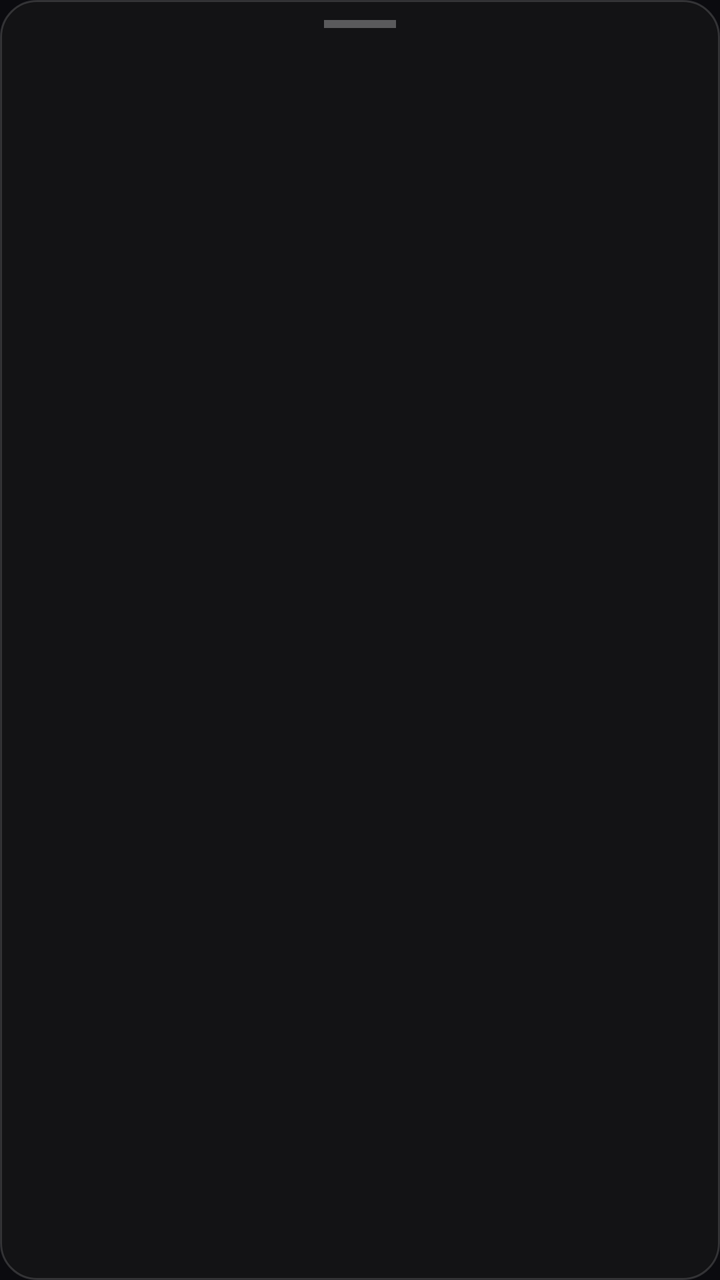
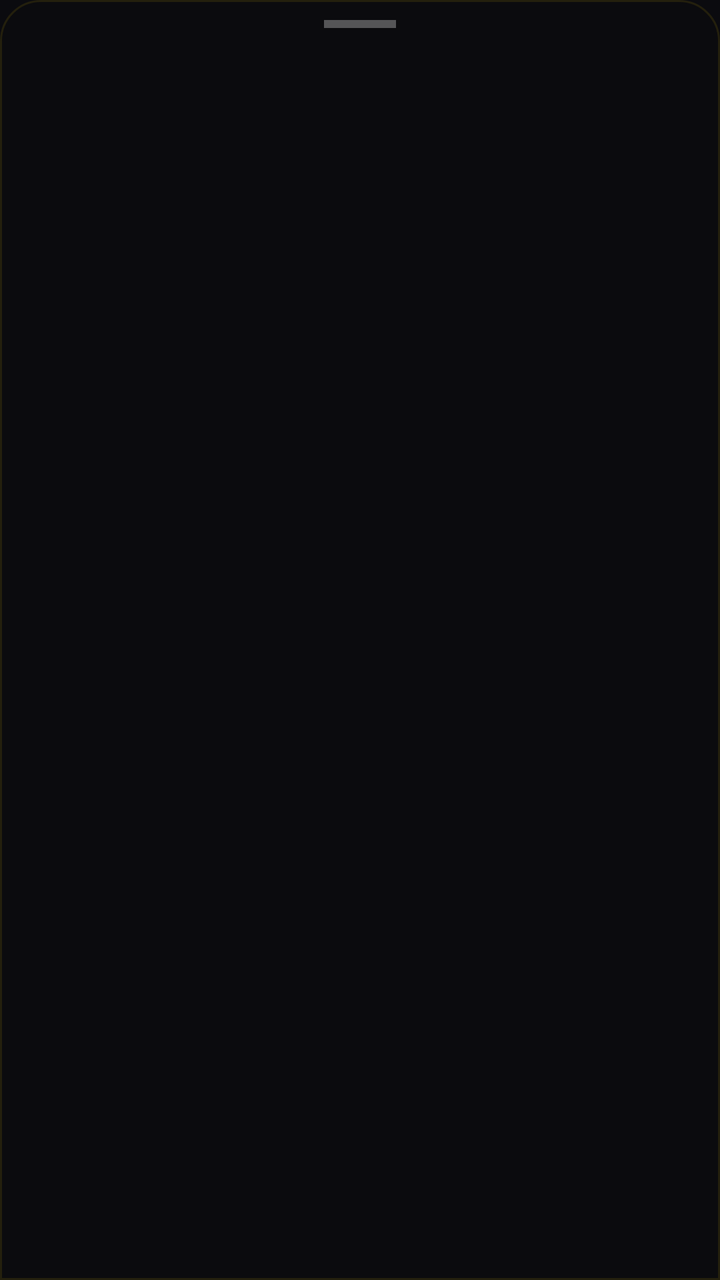

Screens rendered from an Android XML layout before and after an edit, with the pre-edit source and the edit as a unified diff.
<!-- AndroidManifest.xml: application theme Theme.SuhaniScreen -->
<!-- res/layout/inline_settings_sheet.xml -->
<?xml version="1.0" encoding="utf-8"?>
<LinearLayout xmlns:android="http://schemas.android.com/apk/res/android"
    android:layout_width="match_parent"
    android:layout_height="wrap_content"
    android:orientation="vertical"
    android:background="@drawable/bg_more_menu_panel">

    <View
        android:layout_width="36dp"
        android:layout_height="4dp"
        android:layout_gravity="center_horizontal"
        android:layout_marginTop="10dp"
        android:background="#4DFFFFFF" />

    <LinearLayout
        android:id="@+id/inlineSettingsRowsContainer"
        android:layout_width="match_parent"
        android:layout_height="wrap_content"
        android:orientation="vertical"
        android:paddingVertical="6dp" />

</LinearLayout>
<!-- resources referenced by this layout -->
<resources>
  <!-- drawable bg_more_menu_panel (drawable) -->
  <?xml version="1.0" encoding="utf-8"?>
  <shape xmlns:android="http://schemas.android.com/apk/res/android"
      android:shape="rectangle">
      <solid android:color="#8C1A1A1A" />
      <corners android:radius="18dp" />
      <stroke android:width="1dp" android:color="#26FFFFFF" />
  </shape>
  <style name="Theme.SuhaniScreen" parent="Theme.AppCompat.DayNight.NoActionBar">
          <item name="android:statusBarColor">#0B0B0F</item>
          <item name="android:windowBackground">#0B0B0F</item>
      </style>
</resources>

<!-- the commit's change to res/layout/inline_settings_sheet.xml (unified diff, before → after) -->
@@ -3,7 +3,7 @@
     android:layout_width="match_parent"
     android:layout_height="wrap_content"
     android:orientation="vertical"
-    android:background="@drawable/bg_more_menu_panel">
+    android:background="@drawable/bg_speed_sheet">
 
     <View
         android:layout_width="36dp"
<!-- resource entries referenced after the edit -->
@@ -1,12 +1,16 @@
 <!-- resources referenced by this layout -->
 <resources>
-  <!-- drawable bg_more_menu_panel (drawable) -->
+  <!-- drawable bg_speed_sheet (drawable) -->
   <?xml version="1.0" encoding="utf-8"?>
   <shape xmlns:android="http://schemas.android.com/apk/res/android"
       android:shape="rectangle">
-      <solid android:color="#8C1A1A1A" />
-      <corners android:radius="18dp" />
-      <stroke android:width="1dp" android:color="#26FFFFFF" />
+      <solid android:color="#F20B0B0E" />
+      <corners
+          android:topLeftRadius="20dp"
+          android:topRightRadius="20dp"
+          android:bottomLeftRadius="0dp"
+          android:bottomRightRadius="0dp" />
+      <stroke android:width="1dp" android:color="#1AFFD700" />
   </shape>
   <style name="Theme.SuhaniScreen" parent="Theme.AppCompat.DayNight.NoActionBar">
           <item name="android:statusBarColor">#0B0B0F</item>
